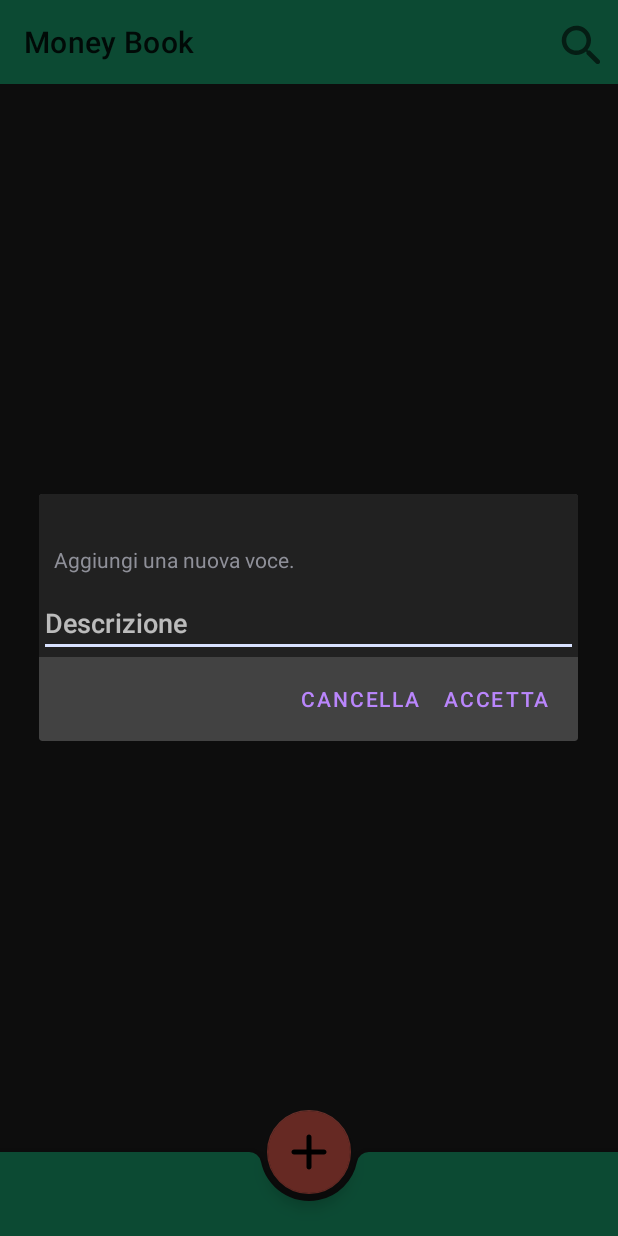
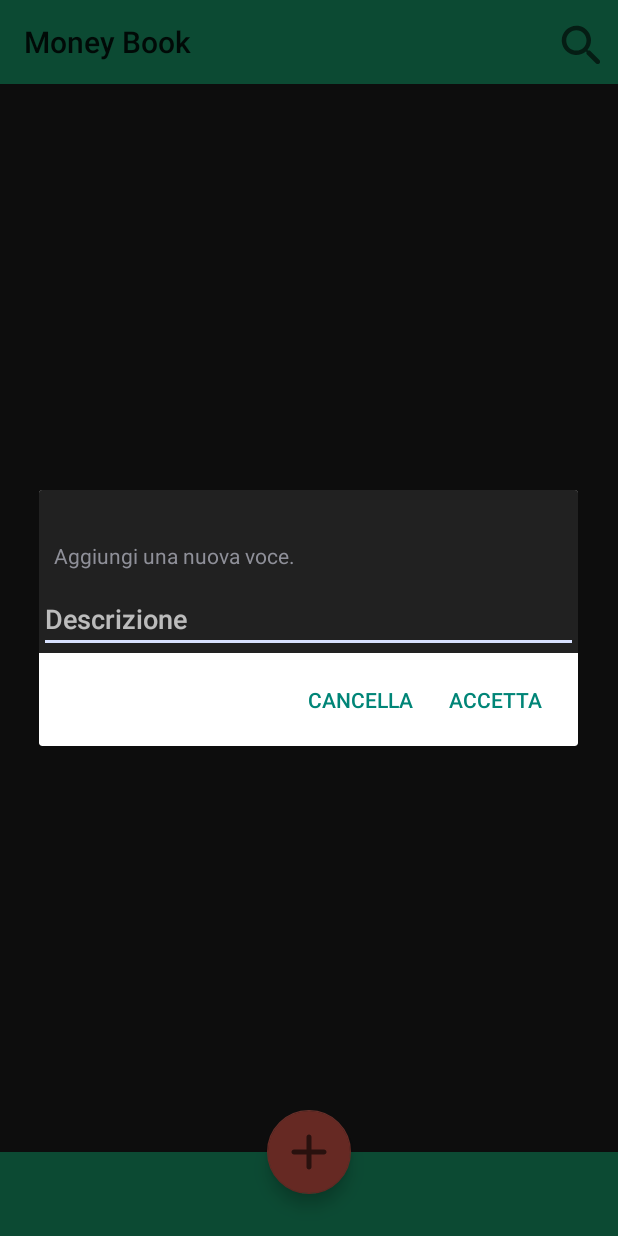
Before and after one commit to Al394/Money_Book, an Android app: the screen it shows after launch (MainActivity), after a tap on an icon or button, on a phone screen of 412 x 824 dp. Run offline under Robolectric (Android 15) with nearby library versions, the phone set to English and light mode, and no system bars.

Commit message:
Risistemato crash

```diff
--- a/app/src/main/AndroidManifest.xml
+++ b/app/src/main/AndroidManifest.xml
@@ -8,7 +8,7 @@
         android:label="@string/app_name"
         android:roundIcon="@mipmap/ic_launcher_round"
         android:supportsRtl="true"
-        android:theme="@style/Theme.MaterialComponents.NoActionBar">
+        android:theme="@style/Theme.AppCompat.DayNight.NoActionBar">
         <activity android:name=".MainActivity">
             <intent-filter>
                 <action android:name="android.intent.action.MAIN" />
--- a/app/src/main/java/com/example/moneybook/MainActivity.kt
+++ b/app/src/main/java/com/example/moneybook/MainActivity.kt
@@ -16,6 +16,7 @@ class MainActivity : AppCompatActivity() {
 
 
 
+
         add.setOnClickListener(){
             val sfm = supportFragmentManager
             val addfr=DialogAdd()
@@ -23,6 +24,19 @@ class MainActivity : AppCompatActivity() {
         }
 
 
+        fun lista(size: Int): List<ItemCardData> {
+            val list = ArrayList<ItemCardData>()
+            for (i in 0 until size) {
+                val drawable = when (i % 3) {
+                    0 -> R.drawable.vertical_line
+                   else -> R.drawable.vertical_line
+                }
+                val item = ItemCardData(drawable, "Casa", "Line 2","20",1)
+                list += item
+            }
+            return list
+        }
+    lista(50)
 
     }
 
--- a/app/src/main/res/layout/activity_main.xml
+++ b/app/src/main/res/layout/activity_main.xml
@@ -10,7 +10,8 @@
 
     <androidx.constraintlayout.widget.ConstraintLayout
         android:layout_width="match_parent"
-        android:layout_height="match_parent">
+        android:layout_height="match_parent"
+        >
 
         <androidx.appcompat.widget.Toolbar
             app:title="@string/app_name"
@@ -19,12 +20,13 @@
             android:layout_height="wrap_content"
             android:background="?attr/colorPrimary"
             android:minHeight="?attr/actionBarSize"
-            android:theme="@style/Theme.MaterialComponents.DayNight.NoActionBar"
+            android:theme="@style/Theme.AppCompat.DayNight.NoActionBar"
             android:backgroundTint="@color/colorPrimary"
             app:menu="@menu/app_menu"
             app:layout_constraintEnd_toEndOf="parent"
             app:layout_constraintStart_toStartOf="parent"
             app:layout_constraintTop_toTopOf="parent" />
+
 
 <!--        <fragment-->
 <!--            android:id="@+id/saldo"-->
@@ -37,37 +39,49 @@
 
 
         <androidx.recyclerview.widget.RecyclerView
+            android:id="@+id/recycle"
             android:layout_width="match_parent"
             android:layout_height="match_parent"
             android:layout_marginTop="172dp"
             android:visibility="visible"
             tools:layout_editor_absoluteX="16dp"
-            tools:listitem="@layout/item_element"/>
-<!--            app:layout_constraintTop_toBottomOf="@id/saldo"-->
-<!--            -->
+            tools:listitem="@layout/item_element"
+            android:clipToPadding="false"
+            />
 
+        <androidx.appcompat.widget.Toolbar
+            android:id="@+id/bottombar"
+            android:layout_width="match_parent"
+            android:layout_height="wrap_content"
+            android:background="?attr/colorPrimary"
+            android:minHeight="?attr/actionBarSize"
+            android:theme="@style/Theme.AppCompat.DayNight.NoActionBar"
+            android:backgroundTint="@color/colorPrimary"
+            app:layout_constraintBottom_toBottomOf="@id/recycle"/>
     </androidx.constraintlayout.widget.ConstraintLayout>
 
-    <com.google.android.material.bottomappbar.BottomAppBar
-        android:id="@+id/bottomAppBar2"
-        android:layout_width="match_parent"
-        android:layout_height="wrap_content"
-        android:layout_gravity="bottom"
-        app:backgroundTint="@color/colorPrimary"
-        app:layout_constraintBottom_toBottomOf="parent"
-        app:layout_constraintEnd_toEndOf="parent"
-        app:layout_constraintStart_toStartOf="parent" />
+
+
+
+
+
 
     <com.google.android.material.floatingactionbutton.FloatingActionButton
+        android:id="@+id/add"
         android:layout_width="wrap_content"
         android:layout_height="wrap_content"
-        android:id="@+id/add"
+        android:clickable="true"
         android:src="@drawable/add_round"
+        android:visibility="visible"
         app:backgroundTint="@color/colorAccent"
+        app:layout_anchorGravity="top|center"
         app:maxImageSize="40dp"
-        app:layout_anchor="@id/bottomAppBar2"
-        android:visibility="visible"
-        android:clickable="true"
+        app:layout_anchor="@id/bottombar"
+
+
         />
 
+
+
+
 </androidx.coordinatorlayout.widget.CoordinatorLayout>
--- a/app/src/main/res/layout/item_element.xml
+++ b/app/src/main/res/layout/item_element.xml
@@ -2,7 +2,8 @@
 <androidx.cardview.widget.CardView xmlns:android="http://schemas.android.com/apk/res/android"
     xmlns:app="http://schemas.android.com/apk/res-auto"
     xmlns:tools="http://schemas.android.com/tools"
-    android:layout_width="match_parent" android:layout_height="wrap_content"
+    android:layout_width="match_parent"
+    android:layout_height="wrap_content"
     android:layout_margin="3dp"
     >
 
```
